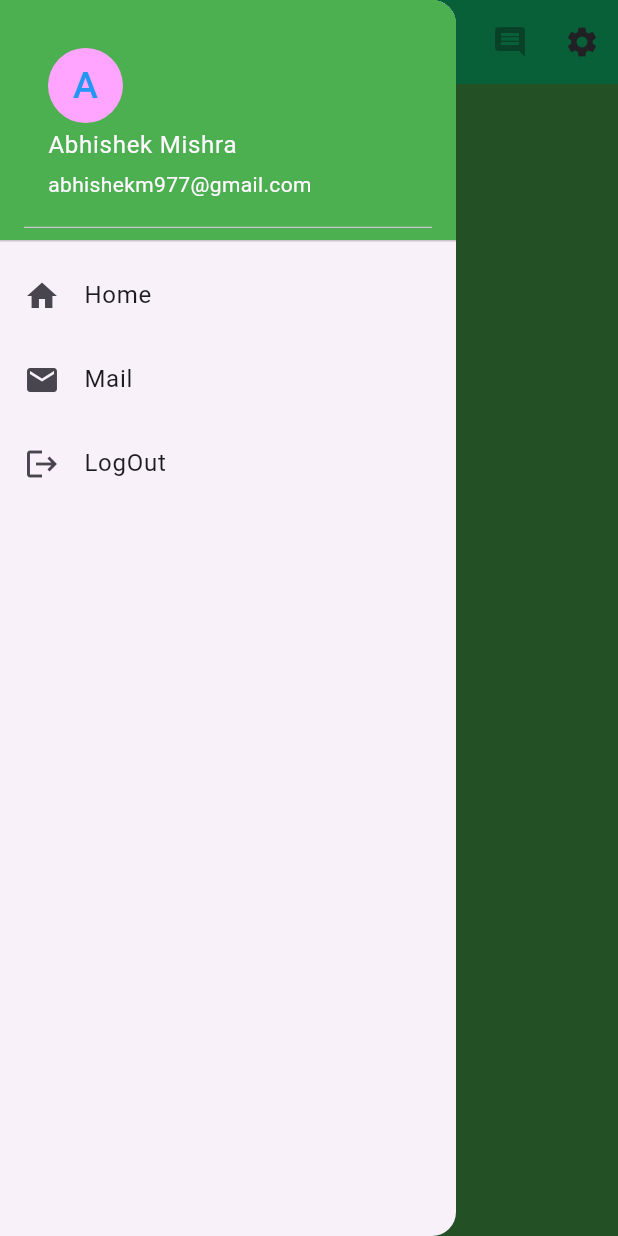
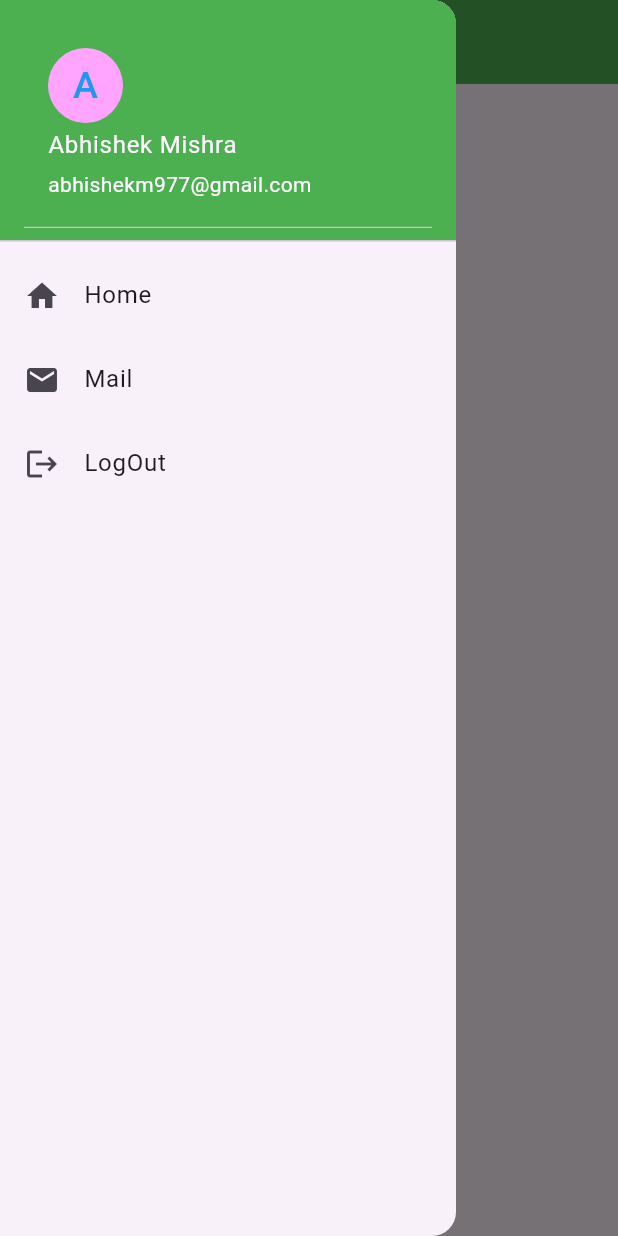
Before and after one commit to mtouseefraza/fluttor_app, a Flutter app: the HomeScreen screen opened directly, with the side drawer open, on a phone screen of 412 x 824 dp. Run offline on Flutter 3.47's test engine with Material 3 defaults, Android fonts, the light colour scheme and no system bars; our stand-ins replace dio, shared_preferences; accounts and stored records are empty.

Commit message:
common app bar create

```diff
--- a/lib/screens/home.dart
+++ b/lib/screens/home.dart
@@ -1,7 +1,8 @@
 import 'package:flutter/material.dart';
 import 'package:fluttor_app/config/config.dart';
 import 'package:fluttor_app/utils/validator.dart';
-import 'package:fluttor_app/widget/appbar.dart';
+import 'package:fluttor_app/widget/commonAppBar.dart';
+import 'package:fluttor_app/widget/commonDrawer.dart';
 import 'package:fluttor_app/screens/login.dart';
 
 class HomeScreen extends StatefulWidget {
@@ -46,75 +47,9 @@ class _HomeScreenState extends State<HomeScreen> {
   Widget build(BuildContext context) {
     var size = MediaQuery.of(context).size;
     return Scaffold(
-      appBar: AppBar(
-        actions: [
-          IconButton(
-              onPressed: null,
-              tooltip: "Comment",
-              icon: Icon(Icons.comment)
-          ),
-          IconButton(
-            onPressed: (){
-
-            },
-            tooltip: 'Setting',
-            icon:  Icon(Icons.settings,semanticLabel: 'settings',),
-          )
-        ],
-        elevation: 50,
-        title: Text(Config.appName),
-        backgroundColor: Colors.greenAccent[400]
-      ),
-      drawer: Drawer(
-        child: (
-            ListView(
-              padding: EdgeInsets.all(0),
-              children: [
-                DrawerHeader(
-                  decoration: BoxDecoration(
-                    color:Colors.green,
-                  ),
-                  child: UserAccountsDrawerHeader(
-                    decoration: BoxDecoration(color: Colors.green),
-                    margin: EdgeInsets.all(0),
-                    accountName: Text(
-                      "Abhishek Mishra",
-                      style: TextStyle(fontSize: 16),
-                    ),
-                    accountEmail: Text("abhishekm977@gmail.com"),
-                    currentAccountPictureSize: Size.square(50),
-                    currentAccountPicture: CircleAvatar(
-                      backgroundColor: Color.fromRGBO(255, 165, 255, 137),
-                      child: Text('A',style: TextStyle(fontSize: 25,color: Colors.blue)),
-                    ),
-                  ),
-                ),
-                ListTile(
-                  title: Text('Home'),
-                  leading: Icon(Icons.home),
-                  onTap: (){
-                    Navigator.pop(context);
-                  },
-                ),
-                ListTile(
-                  title: Text('Mail'),
-                  leading: Icon(Icons.mail),
-                  onTap: (){
-                    Navigator.pop(context);
-                  },
-                ),
-                ListTile(
-                  leading: const Icon(Icons.logout),
-                  title: const Text('LogOut'),
-                  onTap: () {
-                    Navigator.pop(context);
-                  },
-                ),
-              ],
-            )
-        ),
-      ),
-      body: Center(child: Loader()),
+      appBar:  CommonAppBar(),
+      drawer: CommonDrawer(),
+      //body: Center(child: Loader()),
     );
   }
 }
--- a/lib/utils/validator.dart
+++ b/lib/utils/validator.dart
@@ -78,7 +78,7 @@ class Validator {
     final SharedPreferences prefs = await SharedPreferences.getInstance();
     dynamic user = prefs.getString('user') ?? '{}';
     user = json.decode(user);
-    if(user['accesstoken']){
+    if(user['token'].isEmpty){
       return true;
     }
     return false;
--- a/lib/widget/appBar.dart
+++ b/lib/widget/commonAppBar.dart
@@ -1,6 +1,11 @@
 import 'package:flutter/material.dart';
-class Loader extends StatelessWidget {
-  const Loader({Key? key}) : super(key: key);
+class CommonAppBar extends StatelessWidget implements PreferredSizeWidget {
+  const CommonAppBar({Key? key}) : super(key: key);
+
+  static final _appBar = AppBar();
+  @override
+  Size get preferredSize => _appBar.preferredSize;
+
   @override
   Widget build(BuildContext context) {
      return  AppBar(
--- /dev/null
+++ b/lib/widget/commonDrawer.dart
@@ -0,0 +1,67 @@
+import 'package:flutter/material.dart';
+import 'package:fluttor_app/screens/login.dart';
+class CommonDrawer extends StatefulWidget {
+  const CommonDrawer({Key? key}) : super(key: key);
+
+  @override
+  State<CommonDrawer> createState() => _CommonDrawer();
+}
+
+class _CommonDrawer extends State<CommonDrawer> {
+  @override
+  Widget build(BuildContext context) {
+     return  Drawer(
+       child: (
+           ListView(
+             padding: EdgeInsets.all(0),
+             children: [
+               DrawerHeader(
+                 decoration: BoxDecoration(
+                   color:Colors.green,
+                 ),
+                 child: UserAccountsDrawerHeader(
+                   decoration: BoxDecoration(color: Colors.green),
+                   margin: EdgeInsets.all(0),
+                   accountName: Text(
+                     "Abhishek Mishra",
+                     style: TextStyle(fontSize: 16),
+                   ),
+                   accountEmail: Text("abhishekm977@gmail.com"),
+                   currentAccountPictureSize: Size.square(50),
+                   currentAccountPicture: CircleAvatar(
+                     backgroundColor: Color.fromRGBO(255, 165, 255, 137),
+                     child: Text('A',style: TextStyle(fontSize: 25,color: Colors.blue)),
+                   ),
+                 ),
+               ),
+               ListTile(
+                 title: Text('Home'),
+                 leading: Icon(Icons.home),
+                 onTap: (){
+                   Navigator.pop(context);
+                 },
+               ),
+               ListTile(
+                 title: Text('Mail'),
+                 leading: Icon(Icons.mail),
+                 onTap: (){
+                   Navigator.pop(context);
+                 },
+               ),
+               ListTile(
+                 leading: const Icon(Icons.logout),
+                 title: const Text('LogOut'),
+                 onTap: () {
+                   Navigator.pushReplacement(
+                       context, MaterialPageRoute(
+                           builder: (context) => const LoginScreen()
+                       )
+                   );
+                 },
+               ),
+             ],
+           )
+       ),
+     );
+  }
+}
```
